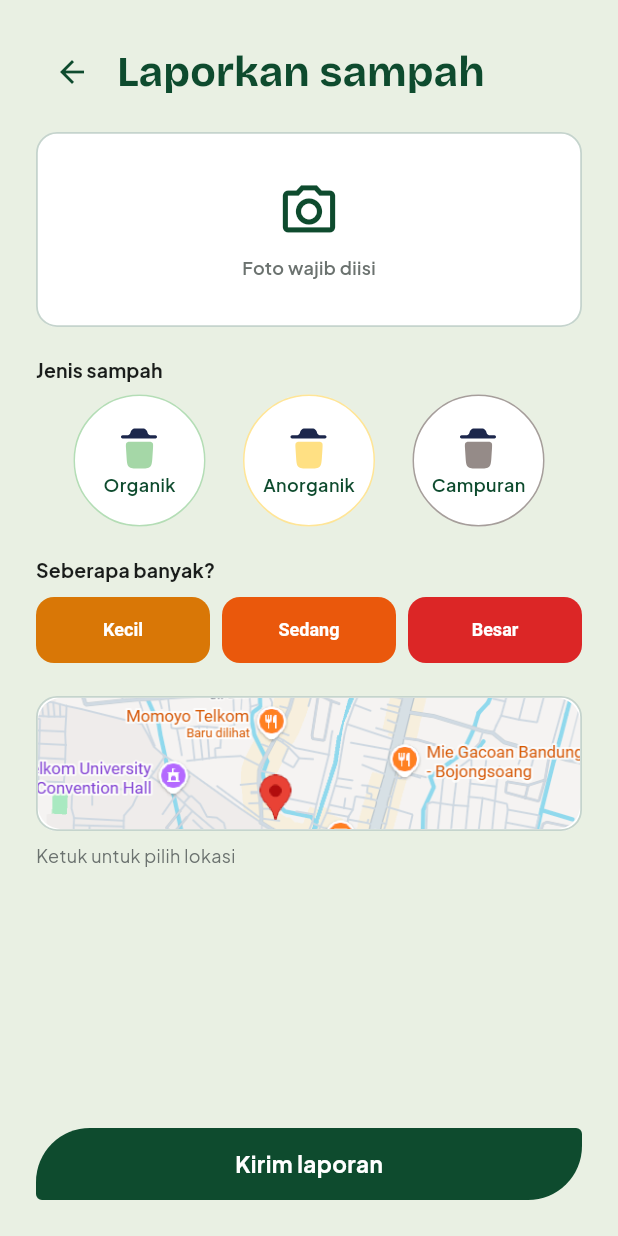
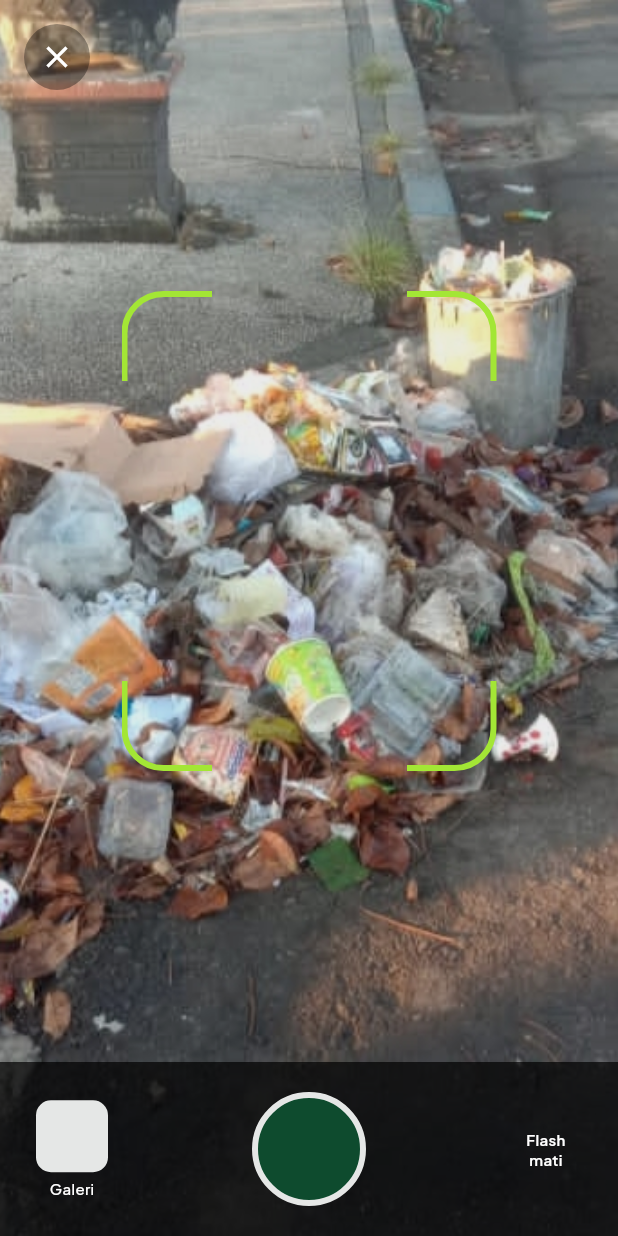
Before and after one commit to VallentinaStef/pilahKita, a Flutter app: the ReportPage screen opened directly, after a tap on "Foto wajib diisi", on a phone screen of 412 x 824 dp. Run offline on Flutter 3.47's test engine with Material 3 defaults, Android fonts, the phone set to English and light mode, and no system bars; our stand-ins replace flutter_svg, get, google_fonts.

Commit message:
add camera page

```diff
--- /dev/null
+++ b/lib/presentation/pages/camera_page.dart
@@ -0,0 +1,171 @@
+import 'package:flutter/material.dart';
+import '../themes/app_colors.dart';
+import '../widgets/scan_corner.dart';
+
+class CameraPage extends StatefulWidget {
+  const CameraPage({super.key});
+
+  @override
+  State<CameraPage> createState() => _CameraPageState();
+}
+
+class _CameraPageState extends State<CameraPage> {
+  bool isFlashOn = false;
+
+  @override
+  Widget build(BuildContext context) {
+    return Scaffold(
+      backgroundColor: Colors.black,
+      body: Stack(
+        children: [
+          Positioned.fill(
+            child: Image.asset(
+              'lib/assets/sampah-numpuk.jpg',
+              fit: BoxFit.cover,
+            ),
+          ),
+          Positioned.fill(
+            child: ColoredBox(
+              color: Colors.black.withValues(alpha: 0.08),
+            ),
+          ),
+          Column(
+            children: [
+              // area kamera
+              Expanded(
+                child: SafeArea(
+                  bottom: false,
+                  child: Stack(
+                    children: [
+                  // tombol tutup
+                  Positioned(
+                    top: 16,
+                    left: 16,
+                    child: GestureDetector(
+                      onTap: () => Navigator.pop(context),
+                      child: Container(
+                        width: 44,
+                        height: 44,
+                        decoration: BoxDecoration(
+                          shape: BoxShape.circle,
+                          color: Colors.black.withValues(alpha: 0.35),
+                        ),
+                        child: const Icon(Icons.close, color: Colors.white),
+                      ),
+                    ),
+                  ),
+
+                  // dekorasi bingkai kamera
+                  Center(
+                    child: SizedBox(
+                      width: 250,
+                      height: 320,
+                      child: Stack(
+                        children: [
+                          const Align(
+                            alignment: Alignment.topLeft,
+                            child: ScanCorner(corner: Alignment.topLeft),
+                          ),
+                          const Align(
+                            alignment: Alignment.topRight,
+                            child: ScanCorner(corner: Alignment.topRight),
+                          ),
+                          const Align(
+                            alignment: Alignment.bottomLeft,
+                            child: ScanCorner(corner: Alignment.bottomLeft),
+                          ),
+                          const Align(
+                            alignment: Alignment.bottomRight,
+                            child: ScanCorner(corner: Alignment.bottomRight),
+                          ),
+                        ],
+                      ),
+                    ),
+                  ),
+                    ],
+                  ),
+                ),
+              ),
+
+              // bar bawah
+              Container(
+                width: double.infinity,
+                color: Colors.black.withValues(alpha: 0.7),
+                padding: const EdgeInsets.symmetric(
+                  horizontal: 24,
+                  vertical: 20,
+                ),
+                child: SafeArea(
+                  top: false,
+                  child: Row(
+                    mainAxisAlignment: MainAxisAlignment.spaceBetween,
+                    crossAxisAlignment: CrossAxisAlignment.center,
+                    children: [
+                  // galeri
+                  GestureDetector(
+                    onTap: () {
+                      // TODO: buka galeri
+                    },
+                    child: Column(
+                      mainAxisSize: MainAxisSize.min,
+                      children: [
+                        Container(
+                          width: 48,
+                          height: 48,
+                          decoration: BoxDecoration(
+                            color: AppColors.border,
+                            borderRadius: BorderRadius.circular(10),
+                          ),
+                        ),
+                        const SizedBox(height: 4),
+                        const Text(
+                          'Galeri',
+                          style: TextStyle(color: Colors.white, fontSize: 10),
+                        ),
+                      ],
+                    ),
+                  ),
+
+                  // cekrek
+                  GestureDetector(
+                    onTap: () {
+                      // TODO: ambil foto lalu buka pratinjau
+                    },
+                    child: Container(
+                      width: 76,
+                      height: 76,
+                      decoration: BoxDecoration(
+                        shape: BoxShape.circle,
+                        color: AppColors.primary,
+                        border: Border.all(color: AppColors.border, width: 4),
+                      ),
+                    ),
+                  ),
+
+                  // flash
+                  GestureDetector(
+                    onTap: () => setState(() => isFlashOn = !isFlashOn),
+                    child: SizedBox(
+                      width: 48,
+                      child: Text(
+                        isFlashOn ? 'Flash\nnyala' : 'Flash\nmati',
+                        textAlign: TextAlign.center,
+                        style: const TextStyle(
+                          color: Colors.white,
+                          fontSize: 10,
+                          fontWeight: FontWeight.w600,
+                        ),
+                      ),
+                    ),
+                  ),
+                    ],
+                  ),
+                ),
+              ),
+            ],
+          ),
+        ],
+      ),
+    );
+  }
+}
--- a/lib/presentation/pages/pick_location_page.dart
+++ b/lib/presentation/pages/pick_location_page.dart
@@ -38,7 +38,7 @@ class PickLocationPage extends StatelessWidget {
                 alignment: Alignment.topLeft,
                 child: GestureDetector(
                   onTap: () {
-                    // TODO: ambil lokasi GPS
+                    // TODO: ambil lokasi saat ini
                   },
                   child: Container(
                     padding: const EdgeInsets.symmetric(
--- a/lib/presentation/pages/report_page.dart
+++ b/lib/presentation/pages/report_page.dart
@@ -1,5 +1,6 @@
 import 'package:flutter/material.dart';
 import 'package:get/get.dart';
+import 'package:pilahkita/presentation/pages/camera_page.dart';
 import '../themes/app_colors.dart';
 import '../widgets/primary_button.dart';
 import '../../domain/entities/report_location.dart';
@@ -100,10 +101,9 @@ class _ReportPageState extends State<ReportPage> {
                   child: Column(
                     crossAxisAlignment: CrossAxisAlignment.start,
                     children: [
-                      // camera placeholder
                       GestureDetector(
                         onTap: () {
-                          // TODO: buka halaman kamera
+                          Get.to(() => CameraPage());
                         },
                         child: Container(
                           width: double.infinity,
@@ -114,7 +114,9 @@ class _ReportPageState extends State<ReportPage> {
                               color:
                                   !hasPhoto && showValidationError
                                       ? AppColors.danger
-                                      : AppColors.primary.withValues(alpha: 0.24),
+                                      : AppColors.primary.withValues(
+                                        alpha: 0.24,
+                                      ),
                               width: !hasPhoto && showValidationError ? 2 : 1.2,
                             ),
                             borderRadius: BorderRadius.circular(14),
@@ -127,7 +129,8 @@ class _ReportPageState extends State<ReportPage> {
                                     ? Icons.check_circle_outline
                                     : Icons.camera_alt_outlined,
                                 size: 42,
-                                color: hasPhoto
+                                color:
+                                    hasPhoto
                                         ? AppColors.success
                                         : AppColors.primary,
                               ),
@@ -223,7 +226,10 @@ class _ReportPageState extends State<ReportPage> {
                             borderRadius: BorderRadius.circular(14),
                             border:
                                 !hasLocation && showValidationError
-                                    ? Border.all(color: AppColors.danger, width: 2)
+                                    ? Border.all(
+                                      color: AppColors.danger,
+                                      width: 2,
+                                    )
                                     : Border.all(
                                       color: AppColors.primary.withValues(
                                         alpha: 0.24,
@@ -296,7 +302,10 @@ class _ValidationAlert extends StatelessWidget {
         children: [
           const Text(
             '!',
-            style: TextStyle(color: AppColors.danger, fontWeight: FontWeight.w800),
+            style: TextStyle(
+              color: AppColors.danger,
+              fontWeight: FontWeight.w800,
+            ),
           ),
           const SizedBox(width: 8),
           Text(
--- /dev/null
+++ b/lib/presentation/widgets/scan_corner.dart
@@ -0,0 +1,29 @@
+import 'package:flutter/material.dart';
+import '../themes/app_colors.dart';
+
+// Satu sudut bingkai kamera. Caranya: kotak berbingkai penuh dipotong
+// jadi seperempat, jadi yang kelihatan hanya satu sudutnya.
+class ScanCorner extends StatelessWidget {
+  final Alignment corner; // topLeft, topRight, bottomLeft, atau bottomRight
+
+  const ScanCorner({super.key, required this.corner});
+
+  @override
+  Widget build(BuildContext context) {
+    return ClipRect(
+      child: Align(
+        alignment: corner,
+        widthFactor: 0.5,
+        heightFactor: 0.5,
+        child: Container(
+          width: 120,
+          height: 120,
+          decoration: BoxDecoration(
+            border: Border.all(color: AppColors.accent, width: 4),
+            borderRadius: BorderRadius.circular(28),
+          ),
+        ),
+      ),
+    );
+  }
+}
--- a/pubspec.yaml
+++ b/pubspec.yaml
@@ -65,6 +65,7 @@ flutter:
     - lib/assets/trash_top.svg
     - lib/assets/trash_bin.svg
     - lib/assets/icons8-trash-400.svg
+    - lib/assets/sampah-numpuk.jpg
     - lib/assets/map-placeholder.png
 
   # To add assets to your application, add an assets section, like this:
```
Also changed, not shown: lib/assets/sampah-numpuk.jpg (added). Lines whose indentation alone changed are shown as unchanged.
